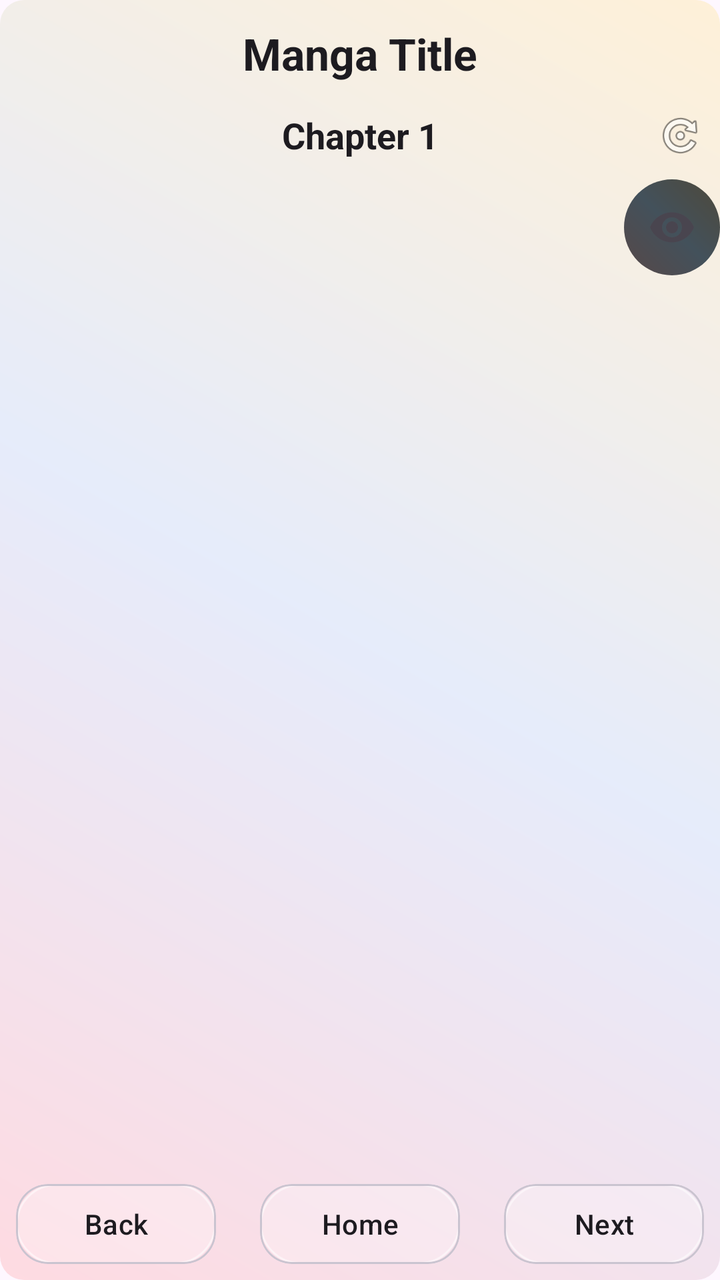
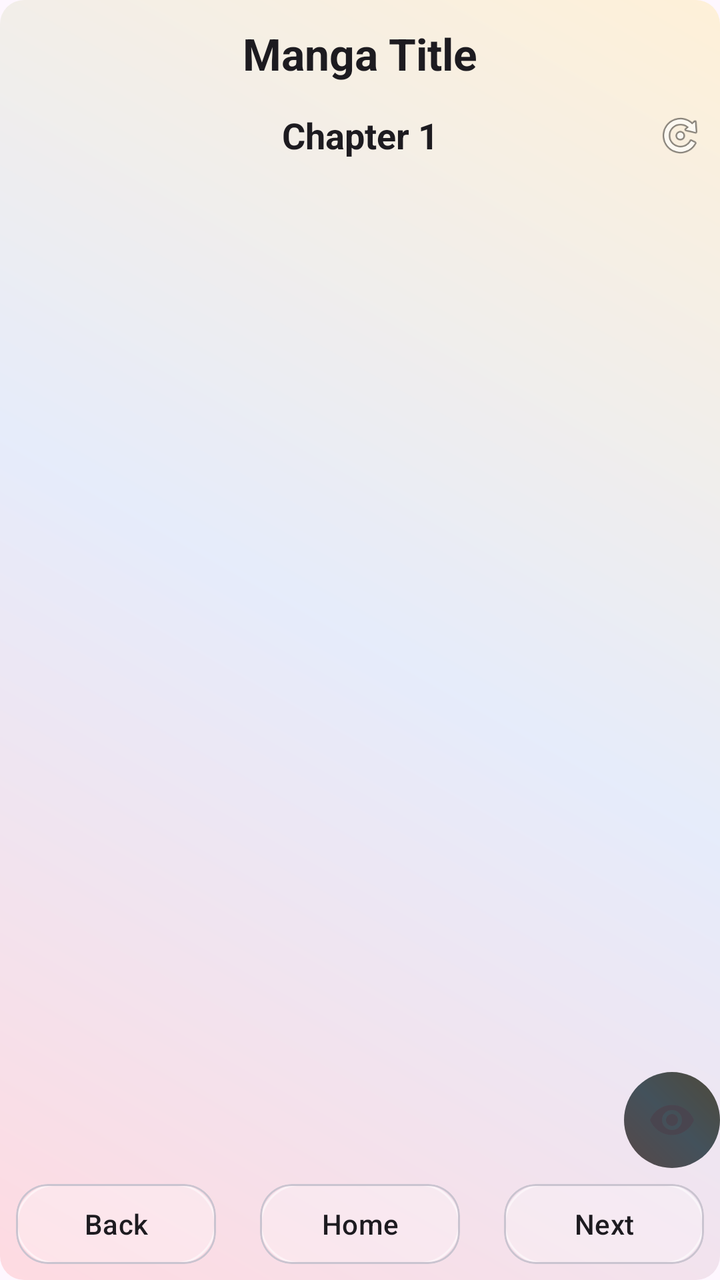

An Android layout rendered at two revisions. The XML below is the earlier revision; the diff shows what the commit changed to produce the second picture.
<!-- AndroidManifest.xml: application theme Theme.MangaV5 -->
<!-- res/layout/activity_chapter_page.xml -->
<?xml version="1.0" encoding="utf-8"?>
<androidx.constraintlayout.widget.ConstraintLayout
    xmlns:android="http://schemas.android.com/apk/res/android"
    xmlns:app="http://schemas.android.com/apk/res-auto"
    android:layout_width="match_parent"
    android:layout_height="match_parent"
    android:background="@drawable/bg_gradient">

    
    <androidx.constraintlayout.widget.ConstraintLayout
        android:id="@+id/upperPartLayout"
        android:layout_width="0dp"
        android:layout_height="wrap_content"
        android:padding="4dp"
        app:layout_constraintTop_toTopOf="parent"
        app:layout_constraintStart_toStartOf="parent"
        android:fitsSystemWindows="true"
        app:layout_constraintEnd_toEndOf="parent">

        
        <TextView
            android:id="@+id/mangaTitle"
            android:layout_width="0dp"
            android:layout_height="wrap_content"
            android:text="Manga Title"
            android:textSize="22sp"
            android:textStyle="bold"
            android:gravity="center"
            android:padding="8dp"
            android:textColor="?android:attr/textColorPrimary"
            app:layout_constraintTop_toTopOf="parent"
            app:layout_constraintStart_toStartOf="parent"
            app:layout_constraintEnd_toEndOf="parent"/>

        
        <TextView
            android:id="@+id/chapterNumber"
            android:layout_width="wrap_content"
            android:layout_height="wrap_content"
            android:text="Chapter 1"
            android:textSize="18sp"
            android:textStyle="bold"
            android:gravity="center"
            android:padding="6dp"
            android:textColor="?android:attr/textColorPrimary"
            app:layout_constraintTop_toBottomOf="@id/mangaTitle"
            app:layout_constraintStart_toStartOf="parent"
            app:layout_constraintEnd_toEndOf="parent"/>

        
        <ImageButton
            android:id="@+id/btnRefresh"
            android:layout_width="32dp"
            android:layout_height="32dp"
            android:background="@android:color/transparent"
            android:padding="4dp"
            android:scaleType="centerInside"
            android:contentDescription="Refresh"
            android:src="@android:drawable/ic_menu_rotate"
            app:layout_constraintTop_toTopOf="@id/chapterNumber"
            app:layout_constraintBottom_toBottomOf="@id/chapterNumber"
            app:layout_constraintEnd_toEndOf="parent"/>
    </androidx.constraintlayout.widget.ConstraintLayout>

    
    <androidx.recyclerview.widget.RecyclerView
        android:id="@+id/recyclerPages"
        android:layout_width="0dp"
        android:layout_height="0dp"
        android:clipToPadding="false"
        android:padding="0dp"
        android:scrollbars="vertical"
        app:layout_constraintTop_toBottomOf="@id/upperPartLayout"
        app:layout_constraintBottom_toTopOf="@id/lowerPartLayout"
        app:layout_constraintStart_toStartOf="parent"
        app:layout_constraintEnd_toEndOf="parent"/>

    
    <ImageButton
        android:id="@+id/btnToggleUI"
        android:layout_width="48dp"
        android:layout_height="48dp"
        android:alpha="1"
        android:src="@drawable/ic_visibility_on"
        android:background="@drawable/bg_gradient_search"
        android:contentDescription="Toggle UI"
        app:layout_constraintEnd_toEndOf="parent"
        app:layout_constraintTop_toTopOf="@id/recyclerPages"
        />

    
    <androidx.constraintlayout.widget.ConstraintLayout
        android:id="@+id/lowerPartLayout"
        android:layout_width="0dp"
        android:layout_height="wrap_content"
        android:padding="8dp"
        app:layout_constraintBottom_toBottomOf="parent"
        app:layout_constraintStart_toStartOf="parent"
        app:layout_constraintEnd_toEndOf="parent">

        
        <FrameLayout
            android:layout_width="100dp"
            android:layout_height="40dp"
            app:layout_constraintStart_toStartOf="parent"
            app:layout_constraintTop_toTopOf="parent"
            app:layout_constraintBottom_toBottomOf="parent">

            <com.google.android.material.card.MaterialCardView
                android:layout_width="match_parent"
                android:layout_height="match_parent"
                app:cardCornerRadius="16dp"
                app:cardBackgroundColor="@android:color/transparent">

                <View
                    android:layout_width="match_parent"
                    android:layout_height="match_parent"
                    android:background="@drawable/glass_bg" />
            </com.google.android.material.card.MaterialCardView>

            <Button
                android:id="@+id/btnPrevious"
                android:layout_width="match_parent"
                android:layout_height="match_parent"
                android:text="Back"
                android:textColor="?android:attr/textColorPrimary"
                android:textSize="14sp"
                android:background="@android:color/transparent"
                android:gravity="center"/>
        </FrameLayout>

        
        <FrameLayout
            android:layout_width="100dp"
            android:layout_height="40dp"
            app:layout_constraintStart_toStartOf="parent"
            app:layout_constraintEnd_toEndOf="parent"
            app:layout_constraintTop_toTopOf="parent"
            app:layout_constraintBottom_toBottomOf="parent">

            <com.google.android.material.card.MaterialCardView
                android:layout_width="match_parent"
                android:layout_height="match_parent"
                app:cardCornerRadius="16dp"
                app:cardBackgroundColor="@android:color/transparent">

                <View
                    android:layout_width="match_parent"
                    android:layout_height="match_parent"
                    android:background="@drawable/glass_bg" />
            </com.google.android.material.card.MaterialCardView>

            <Button
                android:id="@+id/btnHome"
                android:layout_width="match_parent"
                android:layout_height="match_parent"
                android:text="Home"
                android:textColor="?android:attr/textColorPrimary"
                android:textSize="14sp"
                android:background="@android:color/transparent"
                android:gravity="center"/>
        </FrameLayout>

        
        <FrameLayout
            android:layout_width="100dp"
            android:layout_height="40dp"
            app:layout_constraintEnd_toEndOf="parent"
            app:layout_constraintTop_toTopOf="parent"
            app:layout_constraintBottom_toBottomOf="parent">

            <com.google.android.material.card.MaterialCardView
                android:layout_width="match_parent"
                android:layout_height="match_parent"
                app:cardCornerRadius="16dp"
                app:cardBackgroundColor="@android:color/transparent">

                <View
                    android:layout_width="match_parent"
                    android:layout_height="match_parent"
                    android:background="@drawable/glass_bg"/>
            </com.google.android.material.card.MaterialCardView>

            <Button
                android:id="@+id/btnNext"
                android:layout_width="match_parent"
                android:layout_height="match_parent"
                android:text="Next"
                android:textColor="?android:attr/textColorPrimary"
                android:textSize="14sp"
                android:background="@android:color/transparent"
                android:gravity="center"/>
        </FrameLayout>
    </androidx.constraintlayout.widget.ConstraintLayout>

    
    <FrameLayout
        android:id="@+id/overlay_refresh_container"
        android:layout_width="0dp"
        android:layout_height="0dp"
        android:visibility="gone"
        android:background="@android:color/transparent"
        app:layout_constraintTop_toTopOf="@id/recyclerPages"
        app:layout_constraintBottom_toBottomOf="@id/recyclerPages"
        app:layout_constraintStart_toStartOf="parent"
        app:layout_constraintEnd_toEndOf="parent"
        android:gravity="center">

        <LinearLayout
            android:orientation="vertical"
            android:gravity="center"
            android:layout_width="wrap_content"
            android:layout_height="wrap_content">

            <Button
                android:id="@+id/btn_overlay_refresh"
                android:layout_width="wrap_content"
                android:layout_height="wrap_content"
                android:text="Reload Chapter"
                android:textSize="16sp"
                android:padding="16dp"
                android:background="@drawable/bg_gradient"
                android:textColor="@android:color/white"/>

            <TextView
                android:id="@+id/overlay_refresh_text"
                android:layout_width="wrap_content"
                android:layout_height="wrap_content"
                android:text="Tap to reload the chapter"
                android:textSize="14sp"
                android:textColor="@android:color/white"
                android:layout_marginTop="8dp"
                android:gravity="center"/>
        </LinearLayout>
    </FrameLayout>

</androidx.constraintlayout.widget.ConstraintLayout>
<!-- resources referenced by this layout -->
<resources>
  <!-- drawable bg_gradient (drawable) -->
  <shape xmlns:android="http://schemas.android.com/apk/res/android"
      android:shape="rectangle">
  
      <gradient
          android:startColor="#33FF6B6B"
          android:centerColor="#3385C1E9"
          android:endColor="#33FFD93D"
          android:angle="45"
          android:type="linear"/>
  
      <corners android:radius="12dp"/>
  </shape>
  <!-- drawable bg_gradient_search (drawable) -->
  <shape xmlns:android="http://schemas.android.com/apk/res/android"
      android:shape="rectangle">
  
      <gradient
          android:startColor="#574848"
          android:centerColor="#43515B"
          android:endColor="#4E493B"
          android:angle="45"
          android:type="linear"/>
  
      <corners android:radius="35dp"/>
  </shape>
  <!-- drawable glass_bg (drawable) -->
  <layer-list xmlns:android="http://schemas.android.com/apk/res/android">
  
      
      <item>
          <shape android:shape="rectangle">
              <solid android:color="@android:color/transparent"/>
              <corners android:radius="50dp"/>
              <stroke
                  android:width="1dp"
                  android:color="#80FFFFFF"/>
          </shape>
      </item>
  
      
      <item android:left="0dp" android:top="0dp" android:right="0dp" android:bottom="0dp">
          <shape android:shape="rectangle">
              <solid android:color="#40FFFFFF"/>
              <corners android:radius="50dp"/>
          </shape>
      </item>
  
  </layer-list>
  <!-- drawable ic_visibility_on (drawable) -->
  <vector xmlns:android="http://schemas.android.com/apk/res/android"
      android:width="24dp"
      android:height="24dp"
      android:viewportWidth="24"
      android:viewportHeight="24"
      android:tint="?attr/colorControlNormal">
  
      <path
          android:fillColor="?attr/colorOnBackground"
          android:pathData="M12,4.5C7,4.5 2.73,7.61 1,12c1.73,4.39 6,7.5 11,7.5s9.27,-3.11 11,-7.5c-1.73,-4.39 -6,-7.5 -11,-7.5zM12,17c-2.76,0 -5,-2.24 -5,-5s2.24,-5 5,-5 5,2.24 5,5 -2.24,5 -5,5zM12,9c-1.66,0 -3,1.34 -3,3s1.34,3 3,3 3,-1.34 3,-3 -1.34,-3 -3,-3z"/>
  </vector>
  <style name="Theme.MangaV5" parent="Theme.MaterialComponents.DayNight.DarkActionBar">
          
          <item name="colorPrimary">@color/purple_500</item>
          <item name="colorPrimaryVariant">@color/purple_700</item>
          <item name="colorOnPrimary">@color/white</item>
          
          <item name="colorSecondary">@color/teal_200</item>
          <item name="colorSecondaryVariant">@color/teal_700</item>
          <item name="colorOnSecondary">@color/black</item>
          
          <item name="android:statusBarColor">?attr/colorPrimaryVariant</item>
          
      </style>
  <color name="purple_500">#FF6200EE</color>
  <color name="purple_700">#FF3700B3</color>
  <color name="white">#FFFFFFFF</color>
  <color name="teal_200">#FF03DAC5</color>
  <color name="teal_700">#FF018786</color>
  <color name="black">#FF000000</color>
</resources>

<!-- the commit's change to res/layout/activity_chapter_page.xml (unified diff, before → after) -->
@@ -63,17 +63,65 @@
     </androidx.constraintlayout.widget.ConstraintLayout>
 
     
-    <androidx.recyclerview.widget.RecyclerView
-        android:id="@+id/recyclerPages"
+    <FrameLayout
+        android:id="@+id/recyclerContainer"
         android:layout_width="0dp"
         android:layout_height="0dp"
-        android:clipToPadding="false"
-        android:padding="0dp"
-        android:scrollbars="vertical"
         app:layout_constraintTop_toBottomOf="@id/upperPartLayout"
         app:layout_constraintBottom_toTopOf="@id/lowerPartLayout"
         app:layout_constraintStart_toStartOf="parent"
-        app:layout_constraintEnd_toEndOf="parent"/>
+        app:layout_constraintEnd_toEndOf="parent">
+
+        
+
+        
+
+        <androidx.recyclerview.widget.RecyclerView
+            android:id="@+id/recyclerPages"
+            android:layout_width="match_parent"
+            android:layout_height="match_parent"
+            android:clipToPadding="false"
+            android:padding="0dp"
+            android:scrollbars="vertical" />
+
+        <FrameLayout
+            android:id="@+id/overlay_refresh_container"
+            android:layout_width="match_parent"
+            android:layout_height="match_parent"
+            android:visibility="gone"
+            android:gravity="center">
+
+            <LinearLayout
+                android:orientation="vertical"
+                android:layout_gravity="center"
+                android:layout_width="wrap_content"
+                android:layout_height="wrap_content">
+
+                <Button
+                    android:id="@+id/btn_overlay_refresh"
+                    android:layout_width="wrap_content"
+                    android:layout_height="wrap_content"
+                    android:text="Reload Chapter"
+                    android:textSize="16sp"
+                    android:padding="16dp"
+                    android:layout_gravity="center"
+                    android:background="@drawable/bg_gradient"
+                    android:textColor="@android:color/white"/>
+
+                <TextView
+                    android:id="@+id/overlay_refresh_text"
+                    android:layout_width="wrap_content"
+                    android:layout_height="wrap_content"
+                    android:text="Tap to reload the chapter"
+                    android:textSize="14sp"
+                    android:layout_gravity="center"
+                    android:textColor="@android:color/white"
+                    android:layout_marginTop="8dp"
+                    android:gravity="center"/>
+            </LinearLayout>
+        </FrameLayout>
+
+    </FrameLayout>
 
     
     <ImageButton
@@ -81,12 +129,11 @@
         android:layout_width="48dp"
         android:layout_height="48dp"
         android:alpha="1"
-        android:src="@drawable/ic_visibility_on"
         android:background="@drawable/bg_gradient_search"
         android:contentDescription="Toggle UI"
-        app:layout_constraintEnd_toEndOf="parent"
-        app:layout_constraintTop_toTopOf="@id/recyclerPages"
-        />
+        android:src="@drawable/ic_visibility_on"
+        app:layout_constraintBottom_toBottomOf="@+id/recyclerContainer"
+        app:layout_constraintEnd_toEndOf="parent" />
 
     
     <androidx.constraintlayout.widget.ConstraintLayout
@@ -193,45 +240,4 @@
         </FrameLayout>
     </androidx.constraintlayout.widget.ConstraintLayout>
 
-    
-    <FrameLayout
-        android:id="@+id/overlay_refresh_container"
-        android:layout_width="0dp"
-        android:layout_height="0dp"
-        android:visibility="gone"
-        android:background="@android:color/transparent"
-        app:layout_constraintTop_toTopOf="@id/recyclerPages"
-        app:layout_constraintBottom_toBottomOf="@id/recyclerPages"
-        app:layout_constraintStart_toStartOf="parent"
-        app:layout_constraintEnd_toEndOf="parent"
-        android:gravity="center">
-
-        <LinearLayout
-            android:orientation="vertical"
-            android:gravity="center"
-            android:layout_width="wrap_content"
-            android:layout_height="wrap_content">
-
-            <Button
-                android:id="@+id/btn_overlay_refresh"
-                android:layout_width="wrap_content"
-                android:layout_height="wrap_content"
-                android:text="Reload Chapter"
-                android:textSize="16sp"
-                android:padding="16dp"
-                android:background="@drawable/bg_gradient"
-                android:textColor="@android:color/white"/>
-
-            <TextView
-                android:id="@+id/overlay_refresh_text"
-                android:layout_width="wrap_content"
-                android:layout_height="wrap_content"
-                android:text="Tap to reload the chapter"
-                android:textSize="14sp"
-                android:textColor="@android:color/white"
-                android:layout_marginTop="8dp"
-                android:gravity="center"/>
-        </LinearLayout>
-    </FrameLayout>
-
 </androidx.constraintlayout.widget.ConstraintLayout>
